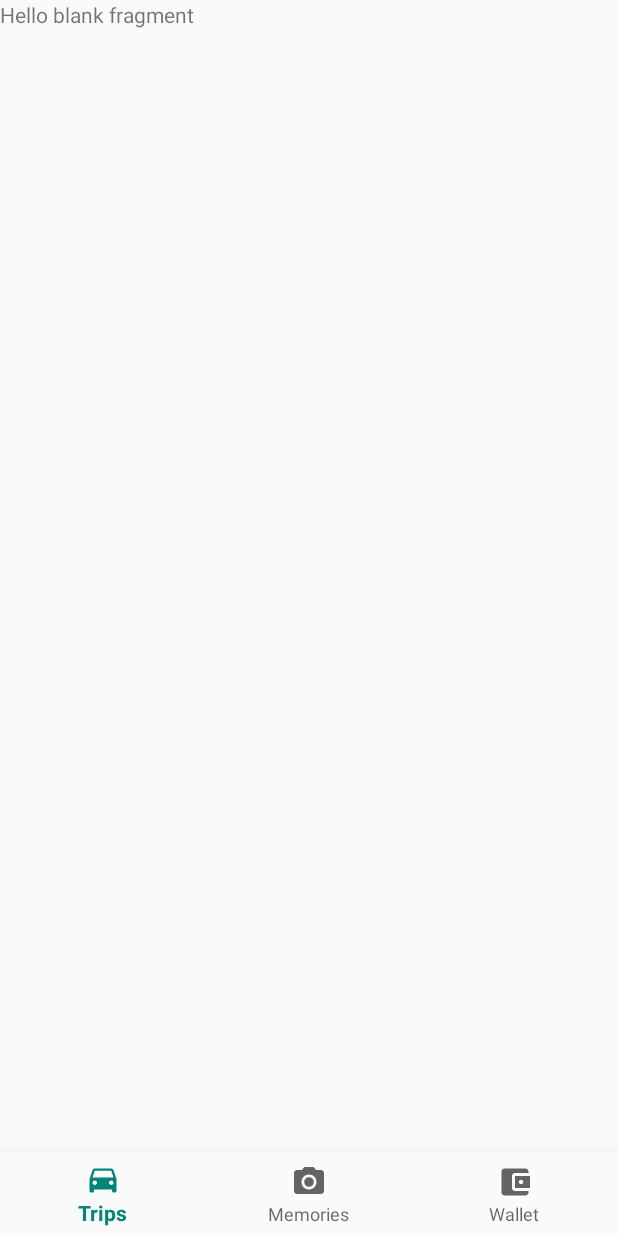
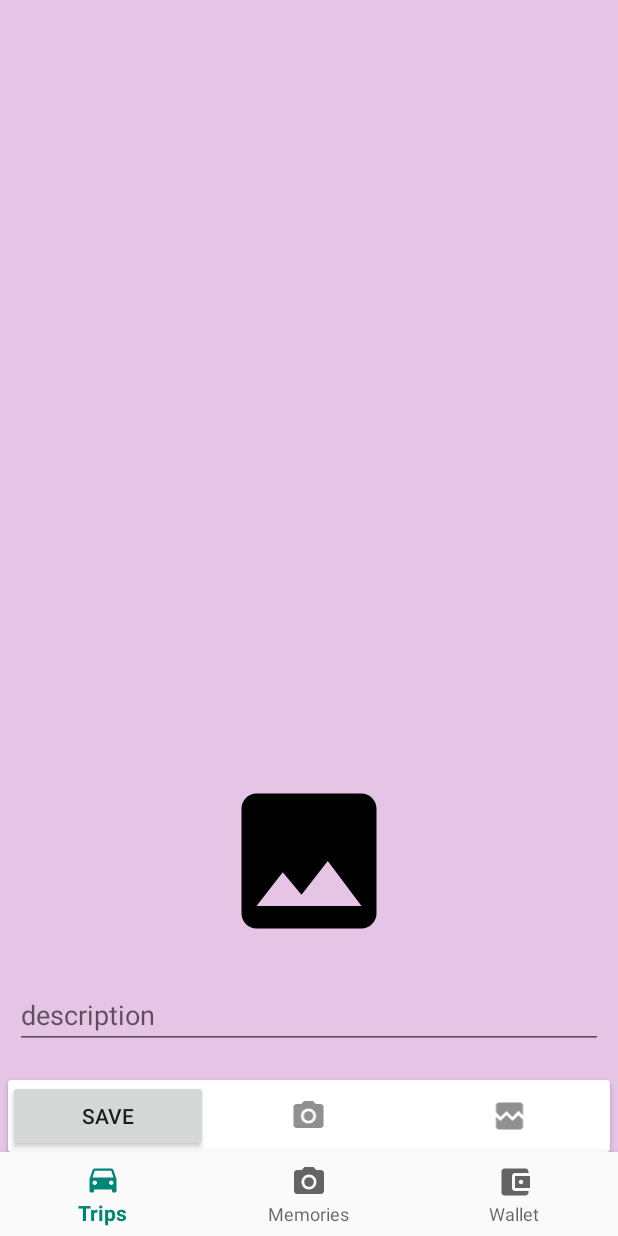
Before and after one commit to mostafiz9900/TourMate, an Android app: the fragment MemoriesFragment placed in its activity, on a phone screen of 412 x 824 dp. Run offline under Robolectric (Android 15) with nearby library versions, the phone set to English and light mode, and no system bars; our stand-ins replace data binding.

Commit message:
Memories

```diff
--- a/tourmate/app/src/main/java/com/beskilled/tourmate/MemoriesFragment.java
+++ b/tourmate/app/src/main/java/com/beskilled/tourmate/MemoriesFragment.java
@@ -25,7 +25,9 @@ public class MemoriesFragment extends Fragment {
     public View onCreateView(LayoutInflater inflater, ViewGroup container,
                              Bundle savedInstanceState) {
         // Inflate the layout for this fragment
-        return inflater.inflate(R.layout.fragment_memories, container, false);
+        View view=inflater.inflate(R.layout.fragment_memories, container, false);
+
+        return view;
     }
 
 }
--- a/tourmate/app/src/main/java/com/beskilled/tourmate/TripsActivity.java
+++ b/tourmate/app/src/main/java/com/beskilled/tourmate/TripsActivity.java
@@ -28,7 +28,7 @@ public class TripsActivity extends AppCompatActivity {
 
         BottomNavigationView navigation = (BottomNavigationView) findViewById(R.id.navigation);
         navigation.setOnNavigationItemSelectedListener(mOnNavigationItemSelectedListener);
-replecFragemt(new TripsFragment());
+        replecFragemt(new TripsFragment());
 
     }
 
@@ -36,7 +36,7 @@ replecFragemt(new TripsFragment());
         //FragmentManager fm= getSupportFragmentManager();
         FragmentTransaction ft = getSupportFragmentManager().beginTransaction();
         ft.replace(R.id.tripsFrameLayout, fragment);
-
+        ft.commit();
     }
 
     private BottomNavigationView.OnNavigationItemSelectedListener mOnNavigationItemSelectedListener
--- /dev/null
+++ b/tourmate/app/src/main/res/drawable/ic_broken_image_black_24dp.xml
@@ -0,0 +1,5 @@
+<vector android:height="24dp" android:tint="#909090"
+    android:viewportHeight="24.0" android:viewportWidth="24.0"
+    android:width="24dp" xmlns:android="http://schemas.android.com/apk/res/android">
+    <path android:fillColor="#FF000000" android:pathData="M21,5v6.59l-3,-3.01 -4,4.01 -4,-4 -4,4 -3,-3.01L3,5c0,-1.1 0.9,-2 2,-2h14c1.1,0 2,0.9 2,2zM18,11.42l3,3.01L21,19c0,1.1 -0.9,2 -2,2L5,21c-1.1,0 -2,-0.9 -2,-2v-6.58l3,2.99 4,-4 4,4 4,-3.99z"/>
+</vector>
--- /dev/null
+++ b/tourmate/app/src/main/res/drawable/ic_camera_alt_black_24dp.xml
@@ -0,0 +1,6 @@
+<vector android:height="24dp" android:tint="#FFFFFF"
+    android:viewportHeight="24.0" android:viewportWidth="24.0"
+    android:width="24dp" xmlns:android="http://schemas.android.com/apk/res/android">
+    <path android:fillColor="#FF000000" android:pathData="M12,12m-3.2,0a3.2,3.2 0,1 1,6.4 0a3.2,3.2 0,1 1,-6.4 0"/>
+    <path android:fillColor="#FF000000" android:pathData="M9,2L7.17,4L4,4c-1.1,0 -2,0.9 -2,2v12c0,1.1 0.9,2 2,2h16c1.1,0 2,-0.9 2,-2L22,6c0,-1.1 -0.9,-2 -2,-2h-3.17L15,2L9,2zM12,17c-2.76,0 -5,-2.24 -5,-5s2.24,-5 5,-5 5,2.24 5,5 -2.24,5 -5,5z"/>
+</vector>
--- /dev/null
+++ b/tourmate/app/src/main/res/drawable/ic_image_black_24dp.xml
@@ -0,0 +1,9 @@
+<vector xmlns:android="http://schemas.android.com/apk/res/android"
+        android:width="24dp"
+        android:height="24dp"
+        android:viewportWidth="24.0"
+        android:viewportHeight="24.0">
+    <path
+        android:fillColor="#FF000000"
+        android:pathData="M21,19V5c0,-1.1 -0.9,-2 -2,-2H5c-1.1,0 -2,0.9 -2,2v14c0,1.1 0.9,2 2,2h14c1.1,0 2,-0.9 2,-2zM8.5,13.5l2.5,3.01L14.5,12l4.5,6H5l3.5,-4.5z"/>
+</vector>
--- a/tourmate/app/src/main/res/layout/fragment_memories.xml
+++ b/tourmate/app/src/main/res/layout/fragment_memories.xml
@@ -3,12 +3,84 @@
     xmlns:tools="http://schemas.android.com/tools"
     android:layout_width="match_parent"
     android:layout_height="match_parent"
-    tools:context=".MemoriesFragment">
+    tools:context=".MemoriesFragment"
+    android:background="#adad">
 
-    <!-- TODO: Update blank fragment layout -->
-    <TextView
+    <RelativeLayout
+        android:id="@+id/saveCameraGalaryRL"
         android:layout_width="match_parent"
-        android:layout_height="match_parent"
-        android:text="@string/hello_blank_fragment" />
+        android:layout_height="wrap_content"
+        >
+        <androidx.recyclerview.widget.RecyclerView
+            android:id="@+id/imageViewRV"
+            android:layout_width="match_parent"
+            android:layout_height="wrap_content">
+
+        </androidx.recyclerview.widget.RecyclerView>
+        <LinearLayout
+            android:layout_width="match_parent"
+            android:layout_height="wrap_content"
+            android:orientation="vertical"
+            android:layout_above="@+id/saveCameraGelaryLLayout"
+            >
+
+            <ImageView
+                android:id="@+id/imageSelectPlaceIV"
+                android:layout_width="120dp"
+                android:layout_height="120dp"
+                android:src="@drawable/ic_image_black_24dp"
+                android:layout_gravity="center"
+                android:layout_margin="10dp"/>
+            <EditText
+                android:id="@+id/saveImaageET"
+                android:layout_width="match_parent"
+                android:layout_height="wrap_content"
+                android:hint="description"
+                android:layout_margin="10dp"/>
+        </LinearLayout>
+
+
+
+
+        <androidx.cardview.widget.CardView
+            android:id="@+id/saveCameraGelaryLLayout"
+            android:layout_width="match_parent"
+            android:layout_height="wrap_content"
+            android:layout_alignParentBottom="true"
+            android:layout_margin="5dp"
+            android:padding="5dp">
+            <LinearLayout
+                android:layout_width="match_parent"
+                android:layout_height="wrap_content"
+                android:gravity="center"
+                android:orientation="horizontal">
+
+                <Button
+                    android:id="@+id/imageSaveBtn"
+                    android:layout_width="0dp"
+                    android:layout_weight=".33"
+                    android:layout_height="wrap_content"
+                    android:text="Save"
+                    />
+                <ImageView
+                    android:id="@+id/cameraSelectIV"
+                    android:layout_width="0dp"
+                    android:layout_weight=".33"
+                    android:layout_height="wrap_content"
+                    android:src="@drawable/ic_photo_camera_black_24dp"
+
+                    />
+                <ImageView
+                    android:id="@+id/gelarySelectIV"
+                    android:layout_width="0dp"
+                    android:layout_weight=".33"
+                    android:layout_height="wrap_content"
+                    android:src="@drawable/ic_broken_image_black_24dp"
+
+                    />
+            </LinearLayout>
+        </androidx.cardview.widget.CardView>
+
+    </RelativeLayout>
 
 </FrameLayout>
--- a/tourmate/app/src/main/res/layout/fragment_trips.xml
+++ b/tourmate/app/src/main/res/layout/fragment_trips.xml
@@ -3,12 +3,9 @@
     xmlns:tools="http://schemas.android.com/tools"
     android:layout_width="match_parent"
     android:layout_height="match_parent"
+    android:background="#ada"
     tools:context=".TripsFragment">
 
-    <!-- TODO: Update blank fragment layout -->
-    <TextView
-        android:layout_width="match_parent"
-        android:layout_height="match_parent"
-        android:text="@string/hello_blank_fragment" />
+
 
 </FrameLayout>
--- a/tourmate/app/src/main/res/layout/fragment_waller.xml
+++ b/tourmate/app/src/main/res/layout/fragment_waller.xml
@@ -3,12 +3,9 @@
     xmlns:tools="http://schemas.android.com/tools"
     android:layout_width="match_parent"
     android:layout_height="match_parent"
+    android:background="#aaa"
     tools:context=".WallerFragment">
 
-    <!-- TODO: Update blank fragment layout -->
-    <TextView
-        android:layout_width="match_parent"
-        android:layout_height="match_parent"
-        android:text="@string/hello_blank_fragment" />
+
 
 </FrameLayout>
```
Also changed, not shown: tourmate/app/src/main/java/com/beskilled/tourmate/HomeActivity.java (line endings or trailing spaces).
